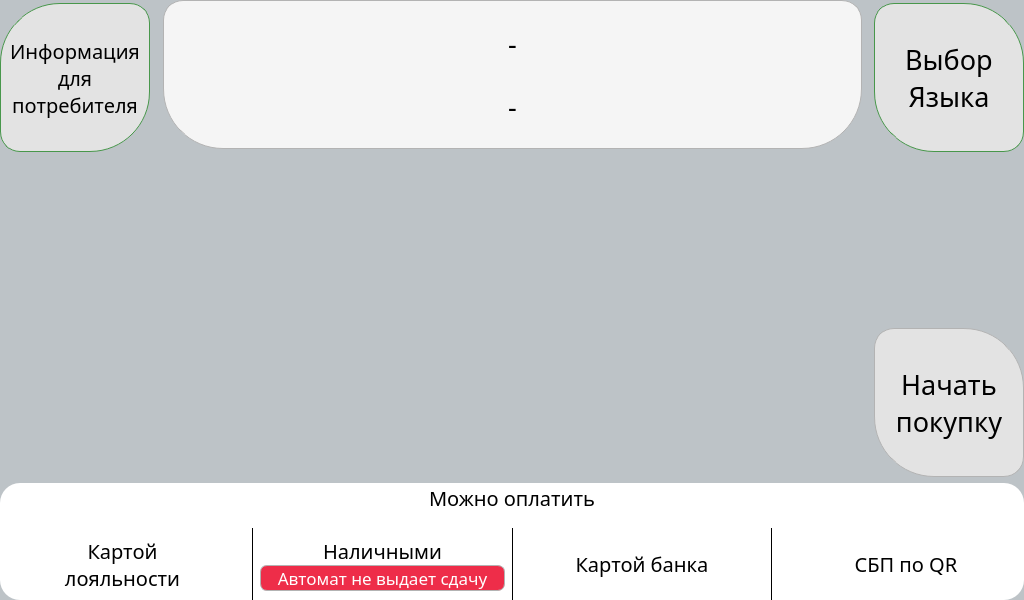
Qt form services/gui/resources/ui_interface/waiting_window.ui (dmitriymikryukov/vodobox-pro) before a commit.
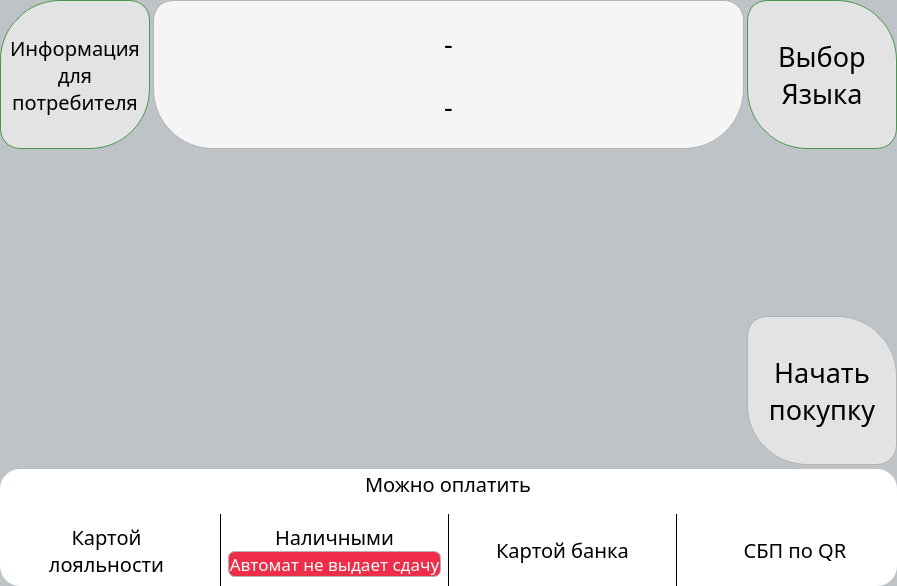
The same form after that commit.

Commit message: testing wating window

The edit to the form file:
```diff
--- a/services/gui/resources/ui_interface/waiting_window.ui
+++ b/services/gui/resources/ui_interface/waiting_window.ui
@@ -6,8 +6,8 @@
    <rect>
     <x>0</x>
     <y>0</y>
-    <width>1024</width>
-    <height>600</height>
+    <width>897</width>
+    <height>586</height>
    </rect>
   </property>
   <property name="maximumSize">
@@ -1041,7 +1041,7 @@
            </property>
            <property name="maximumSize">
             <size>
-             <width>705</width>
+             <width>600</width>
              <height>16777215</height>
             </size>
            </property>
```
The commit also changes 1 other file.
